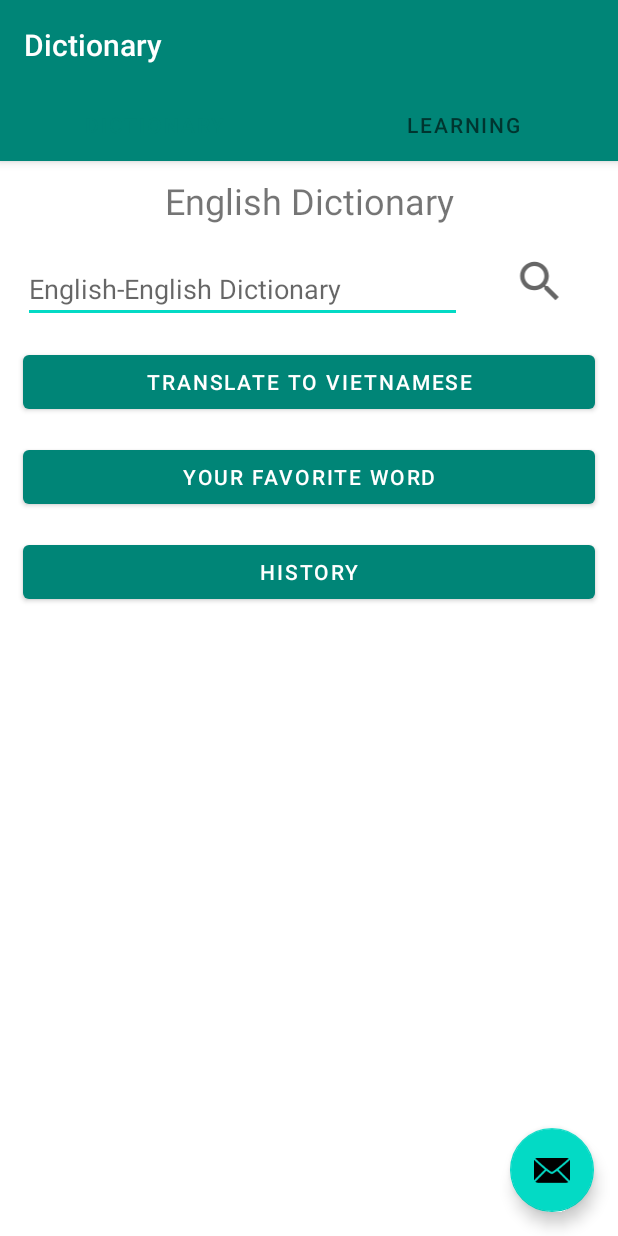
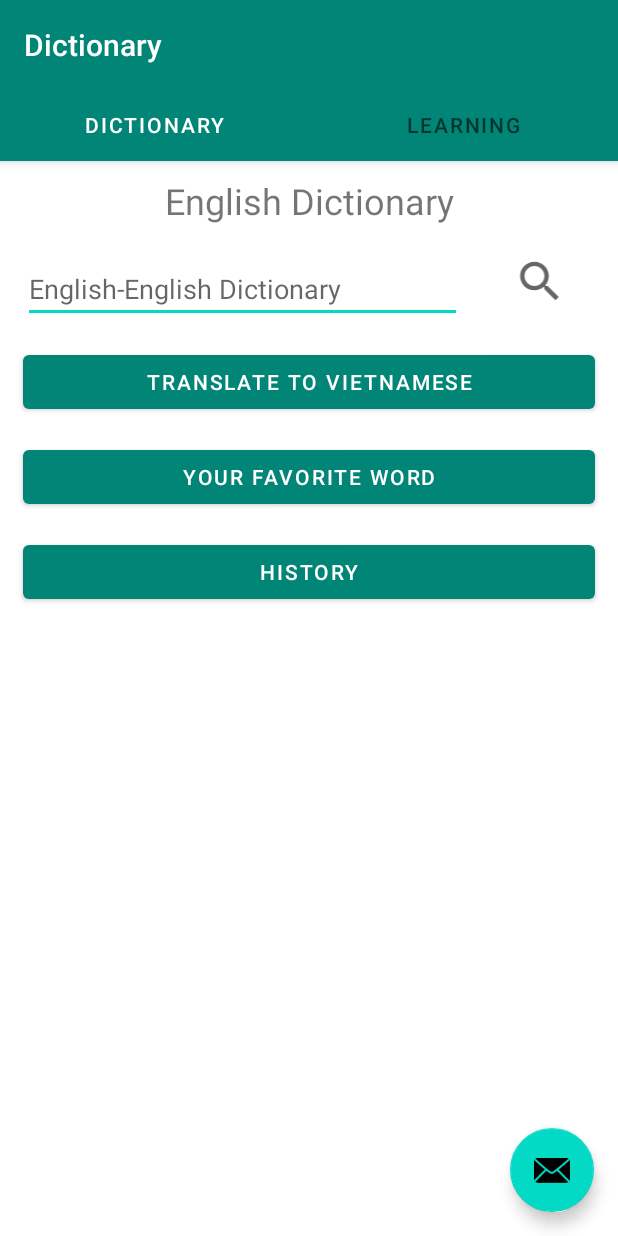
Before and after one commit to tuannq2299/Dictionary, an Android app: the screen it shows after launch (TabActivity), on a phone screen of 412 x 824 dp. Run offline under Robolectric (Android 15) with nearby library versions, the phone set to English and light mode, and no system bars.

Commit message:
tab color, favorite

```diff
--- a/app/src/main/res/layout/activity_tab.xml
+++ b/app/src/main/res/layout/activity_tab.xml
@@ -25,7 +25,8 @@
             android:id="@+id/tabs"
             android:layout_width="match_parent"
             android:layout_height="wrap_content"
-            android:background="?attr/colorPrimary" />
+            android:background="?attr/colorPrimary"
+            app:tabSelectedTextColor="@color/white"/>
     </com.google.android.material.appbar.AppBarLayout>
 
     <androidx.viewpager.widget.ViewPager
```
Also changed, not shown: app/src/main/res/layout/activity_translate.xml (+13 -15 lines), 1 other file.
